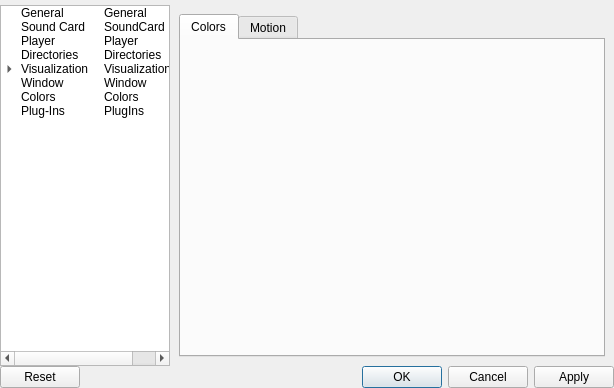
Qt form ui/SetupWindow.ui (ModPlugPlayer/ModPlugPlayer) before a commit.
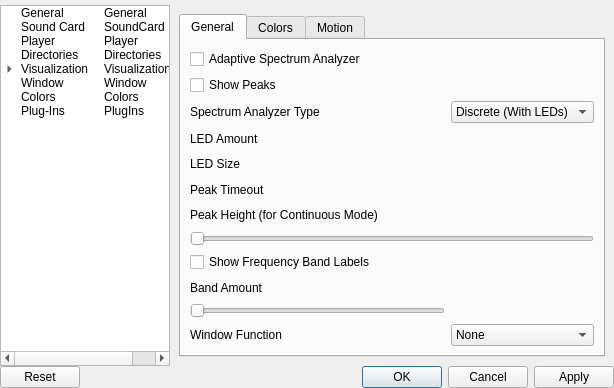
The same form after that commit. Icons and pictures are not drawn. Custom widgets are drawn as their Qt base class.

What changed in the file:
```diff
--- a/ui/SetupWindow.ui
+++ b/ui/SetupWindow.ui
@@ -1301,6 +1301,135 @@
              <property name="currentIndex">
               <number>0</number>
              </property>
+             <widget class="QWidget" name="tab_3">
+              <attribute name="title">
+               <string>General</string>
+              </attribute>
+              <layout class="QGridLayout" name="gridLayout_10">
+               <item row="2" column="1">
+                <widget class="QComboBox" name="comboBox_6">
+                 <item>
+                  <property name="text">
+                   <string>Discrete (With LEDs)</string>
+                  </property>
+                 </item>
+                 <item>
+                  <property name="text">
+                   <string>Continuous</string>
+                  </property>
+                 </item>
+                </widget>
+               </item>
+               <item row="7" column="0" colspan="2">
+                <widget class="QSlider" name="horizontalSlider_4">
+                 <property name="orientation">
+                  <enum>Qt::Horizontal</enum>
+                 </property>
+                </widget>
+               </item>
+               <item row="1" column="0" colspan="2">
+                <widget class="QCheckBox" name="checkBox_11">
+                 <property name="text">
+                  <string>Show Peaks</string>
+                 </property>
+                </widget>
+               </item>
+               <item row="4" column="0">
+                <widget class="QLabel" name="label_32">
+                 <property name="text">
+                  <string>LED Size</string>
+                 </property>
+                </widget>
+               </item>
+               <item row="5" column="0">
+                <widget class="QLabel" name="label_29">
+                 <property name="text">
+                  <string>Peak Timeout</string>
+                 </property>
+                </widget>
+               </item>
+               <item row="6" column="0" colspan="2">
+                <widget class="QLabel" name="label_30">
+                 <property name="text">
+                  <string>Peak Height (for Continuous Mode)</string>
+                 </property>
+                </widget>
+               </item>
+               <item row="3" column="0">
+                <widget class="QLabel" name="label_28">
+                 <property name="text">
+                  <string>LED Amount</string>
+                 </property>
+                </widget>
+               </item>
+               <item row="0" column="0" colspan="2">
+                <widget class="QCheckBox" name="checkBox">
+                 <property name="text">
+                  <string>Adaptive Spectrum Analyzer</string>
+                 </property>
+                </widget>
+               </item>
+               <item row="8" column="0" colspan="2">
+                <widget class="QCheckBox" name="checkBox_12">
+                 <property name="text">
+                  <string>Show Frequency Band Labels</string>
+                 </property>
+                </widget>
+               </item>
+               <item row="2" column="0">
+                <widget class="QLabel" name="label_27">
+                 <property name="text">
+                  <string>Spectrum Analyzer Type</string>
+                 </property>
+                </widget>
+               </item>
+               <item row="12" column="0">
+                <widget class="QLabel" name="label_26">
+                 <property name="text">
+                  <string>Window Function</string>
+                 </property>
+                </widget>
+               </item>
+               <item row="10" column="0">
+                <widget class="QSlider" name="horizontalSlider_5">
+                 <property name="orientation">
+                  <enum>Qt::Horizontal</enum>
+                 </property>
+                </widget>
+               </item>
+               <item row="9" column="0">
+                <widget class="QLabel" name="label_31">
+                 <property name="text">
+                  <string>Band Amount</string>
+                 </property>
+                </widget>
+               </item>
+               <item row="12" column="1">
+                <widget class="QComboBox" name="comboBox_7">
+                 <item>
+                  <property name="text">
+                   <string>None</string>
+                  </property>
+                 </item>
+                 <item>
+                  <property name="text">
+                   <string>Hamming Window</string>
+                  </property>
+                 </item>
+                 <item>
+                  <property name="text">
+                   <string>Hanning Window</string>
+                  </property>
+                 </item>
+                 <item>
+                  <property name="text">
+                   <string>Blackman Window</string>
+                  </property>
+                 </item>
+                </widget>
+               </item>
+              </layout>
+             </widget>
              <widget class="QWidget" name="colorsTab">
               <attribute name="title">
                <string>Colors</string>
@@ -1310,19 +1439,6 @@
               <attribute name="title">
                <string>Motion</string>
               </attribute>
-              <widget class="QCheckBox" name="checkBox">
-               <property name="geometry">
-                <rect>
-                 <x>28</x>
-                 <y>240</y>
-                 <width>211</width>
-                 <height>20</height>
-                </rect>
-               </property>
-               <property name="text">
-                <string>Adaptive Spectrum Analyzer</string>
-               </property>
-              </widget>
               <widget class="QLabel" name="label_21">
                <property name="geometry">
                 <rect>
```
Left out of the diff: 127 changed lines with no effect on the pictures. Lines whose indentation alone changed are shown as unchanged.
